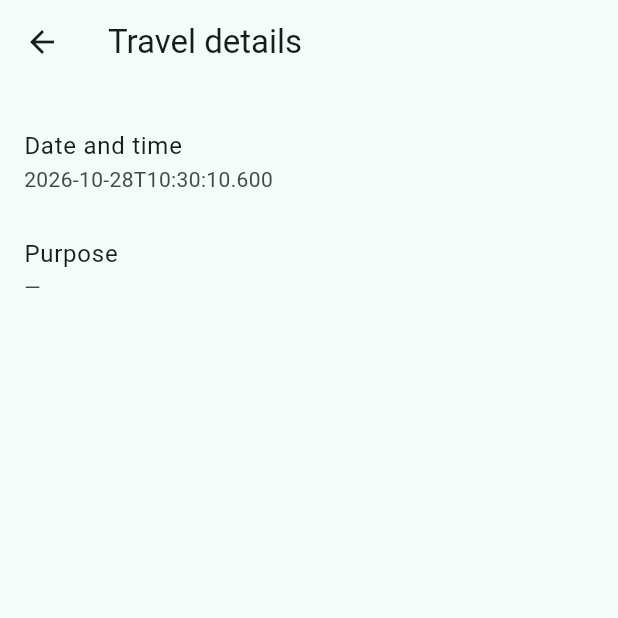
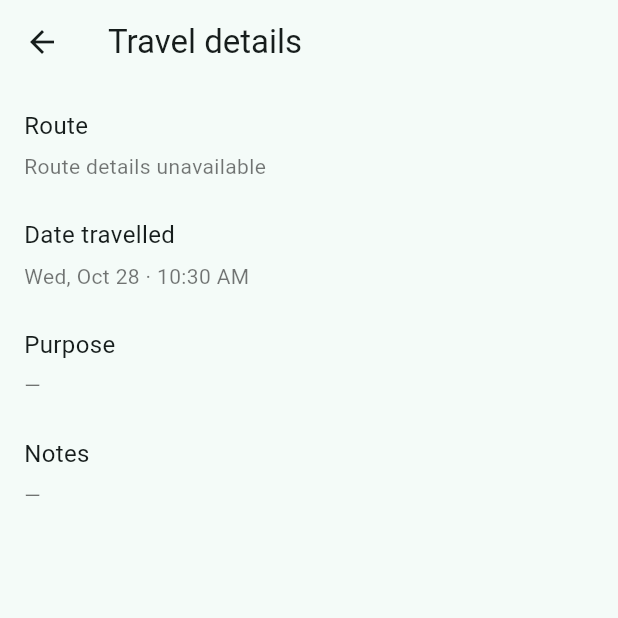
Before and after one commit to codepineapple26/bus_timetable, a Flutter app: the TravelVisitDetailsPage screen opened directly with empty values, on a phone screen of 412 x 824 dp, the top half of it. Run offline on Flutter 3.47's test engine with Material 3 defaults, Android fonts, the phone set to English and light mode, and no system bars; our stand-ins replace device_info_plus, file_picker, permission_handler, pocketbase, share_plus, sqflite; accounts and stored records are empty; network calls fail.

Commit message:
Update travel_visit_details_page.dart

```diff
--- a/lib/travel_visit_details_page.dart
+++ b/lib/travel_visit_details_page.dart
@@ -1,67 +1,154 @@
-import 'dart:io';
-
 import 'package:flutter/material.dart';
 
 class TravelVisitDetailsPage extends StatelessWidget {
   const TravelVisitDetailsPage({
     super.key,
     required this.visit,
-    this.routeLabel,
+    this.schedule,
   });
 
+  /// Accepts the map currently passed by your history screen:
+  /// {'data': visit.data, 'id': visit.id}
   final Map<String, dynamic> visit;
-  final String? routeLabel;
+
+  /// Pass the full bus_trips record here, not just its ID.
+  final Map<String, dynamic>? schedule;
+
+  Map<String, dynamic> get _visitData {
+    final value = visit['data'];
+    if (value is Map) return Map<String, dynamic>.from(value);
+    return visit;
+  }
+
+  String _firstValue(Map<String, dynamic> map, List<String> keys) {
+    for (final key in keys) {
+      final value = map[key];
+      if (value == null) continue;
+
+      final text = value.toString().trim();
+      if (text.isNotEmpty && !_looksLikeId(text)) return text;
+    }
+    return '';
+  }
+
+  bool _looksLikeId(String value) =>
+      RegExp(r'^[a-zA-Z0-9]{15}$').hasMatch(value);
+
+  DateTime? _visitDateTime() {
+    final value = _visitData['visit_time'];
+    if (value is DateTime) return value;
+    if (value is String) return DateTime.tryParse(value);
+    return null;
+  }
+
+  String _formatRoute(Map<String, dynamic> trip) {
+    final departure = _firstValue(
+      trip,
+      ['departure_time', 'departure', 'time'],
+    );
+    final from = _firstValue(
+      trip,
+      ['from_place', 'from', 'origin'],
+    );
+    final to = _firstValue(
+      trip,
+      ['to_place', 'to', 'destination'],
+    );
+    final type = _firstValue(
+      trip,
+      ['type_raw', 'type', 'bus_type'],
+    );
+    final via = _firstValue(
+      trip,
+      ['via_places', 'via', 'via_place'],
+    );
+
+    final route = [
+      if (departure.isNotEmpty) departure,
+      if (from.isNotEmpty && to.isNotEmpty) '$from → $to',
+      if (type.isNotEmpty) type,
+      if (via.isNotEmpty) 'Via $via',
+    ];
+
+    return route.isEmpty ? 'Route details unavailable' : route.join(' · ');
+  }
 
   @override
   Widget build(BuildContext context) {
-    final photoPath = visit['photo_path']?.toString();
-    final visitTime = visit['visit_time']?.toString() ?? '';
-    final rawAttachments = visit['attachments_json'];
-    final attachments =
-        rawAttachments is List ? rawAttachments : const <dynamic>[];
+    final data = _visitData;
+    final trip = schedule ?? _expandedSchedule(data);
+    final visitDate = _visitDateTime()?.toLocal();
+
+    final formattedDate = visitDate == null
+        ? 'Date unavailable'
+        : MaterialLocalizations.of(context).formatMediumDate(visitDate);
+
+    final formattedTime = visitDate == null
+        ? ''
+        : MaterialLocalizations.of(context).formatTimeOfDay(
+            TimeOfDay.fromDateTime(visitDate),
+          );
 
     return Scaffold(
       appBar: AppBar(title: const Text('Travel details')),
       body: ListView(
         padding: const EdgeInsets.all(16),
         children: [
-          if (routeLabel != null && routeLabel!.isNotEmpty)
-            _detail('Route', routeLabel!),
-          _detail('Date and time', visitTime),
-          _detail('Purpose', visit['purpose']?.toString() ?? ''),
-          if ((visit['notes']?.toString() ?? '').isNotEmpty)
-            _detail('Notes', visit['notes'].toString()),
-          if (photoPath != null &&
-              photoPath.isNotEmpty &&
-              File(photoPath).existsSync()) ...[
-            const SizedBox(height: 16),
-            const Text('Photo'),
-            const SizedBox(height: 8),
-            Image.file(File(photoPath)),
-          ],
-          if (attachments.isNotEmpty) ...[
-            const SizedBox(height: 16),
-            const Text('Attachments'),
-            ...attachments.map(
-              (path) => ListTile(
-                contentPadding: EdgeInsets.zero,
-                leading: const Icon(Icons.attach_file),
-                title: Text(
-                  path.toString().split(Platform.pathSeparator).last,
-                ),
-              ),
-            ),
-          ],
+          _detail(
+            'Route',
+            _formatRoute(trip),
+          ),
+          _detail(
+            'Date travelled',
+            formattedTime.isEmpty
+                ? formattedDate
+                : '$formattedDate · $formattedTime',
+          ),
+          _detail(
+            'Purpose',
+            data['purpose']?.toString().trim().isNotEmpty == true
+                ? data['purpose'].toString()
+                : '—',
+          ),
+          _detail(
+            'Notes',
+            data['notes']?.toString().trim().isNotEmpty == true
+                ? data['notes'].toString()
+                : '—',
+          ),
         ],
       ),
     );
   }
 
-  Widget _detail(String label, String value) {
-    return ListTile(
-      contentPadding: EdgeInsets.zero,
-      title: Text(label),
-      subtitle: Text(value.isEmpty ? '—' : value),
+  Map<String, dynamic> _expandedSchedule(Map<String, dynamic> data) {
+    final expand = data['expand'];
+    if (expand is Map) {
+      final expandedSchedule = expand['schedule'];
+      if (expandedSchedule is Map) {
+        return Map<String, dynamic>.from(expandedSchedule);
+      }
+    }
+
+    final embeddedSchedule = data['schedule'];
+    if (embeddedSchedule is Map) {
+      return Map<String, dynamic>.from(embeddedSchedule);
+    }
+
+    return {};
+  }
+
+  Widget _detail(String title, String value) {
+    return Padding(
+      padding: const EdgeInsets.only(bottom: 24),
+      child: Column(
+        crossAxisAlignment: CrossAxisAlignment.start,
+        children: [
+          Text(title, style: const TextStyle(fontSize: 16)),
+          const SizedBox(height: 6),
+          Text(value, style: const TextStyle(color: Colors.black54)),
+        ],
+      ),
     );
   }
 }
```
